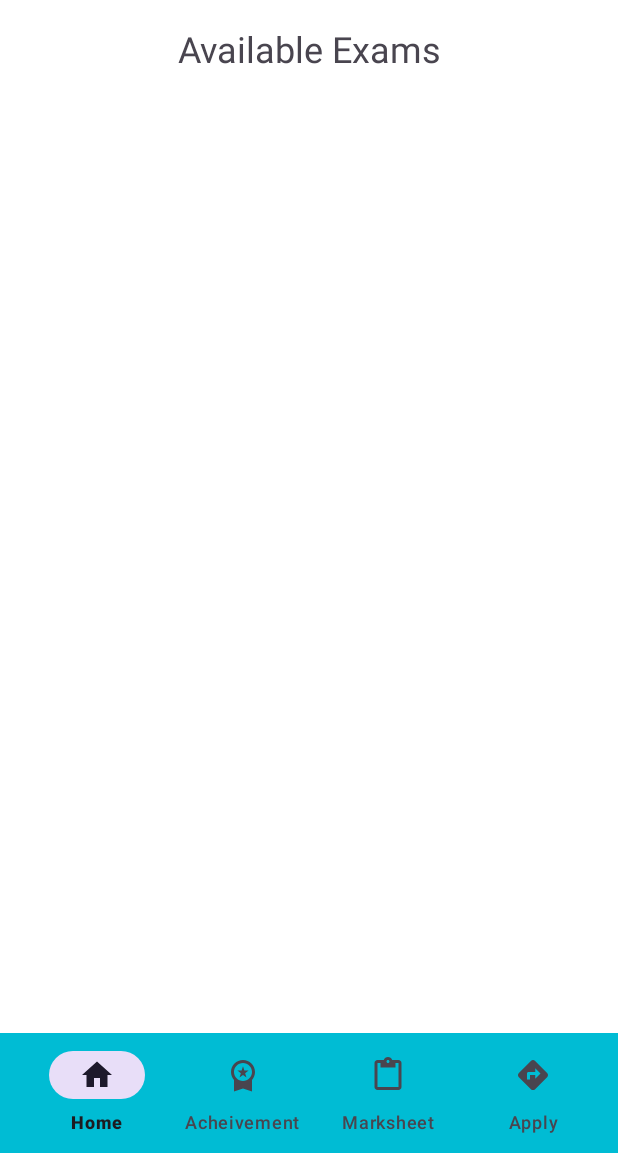
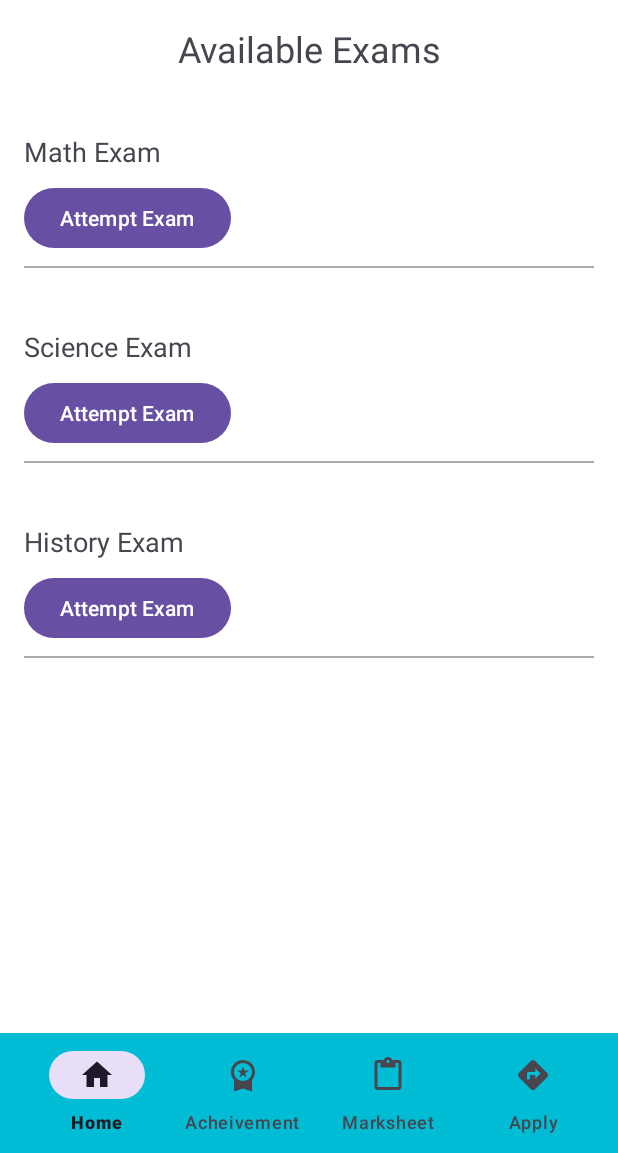
Before and after one commit to Rashmi-2005-Ranjan/Edu_Examine, an Android app: the HomeFragment screen opened directly, with no data from a screen before it, in the side drawer, after a tap on "Available Exams", on a phone screen of 412 x 824 dp, the part 83-1236 px from its top. Run offline under Robolectric (Android 15) with nearby library versions, the phone set to English and light mode, and no system bars; our stand-ins replace Firebase (no records; nobody signed in at launch, a user with empty details on screens opened directly); Roboto replaces fonts that are not available here.

Commit message:
the showexamfragment error is solved and code updated

```diff
--- /dev/null
+++ b/app/src/main/java/com/example/eduexamine/Exam.kt
@@ -0,0 +1,3 @@
+package com.example.eduexamine
+
+data class Exam(val name: String)
--- a/app/src/main/java/com/example/eduexamine/StudentActivityFragments/ExamAdapter.kt
+++ b/app/src/main/java/com/example/eduexamine/StudentActivityFragments/ExamAdapter.kt
@@ -4,15 +4,17 @@ import android.view.ViewGroup
 import android.widget.Button
 import android.widget.TextView
 import androidx.recyclerview.widget.RecyclerView
+import com.example.eduexamine.Exam
 import com.example.eduexamine.R
-import com.example.eduexamine.StudentActivityFragments.Exam
 
-class ExamAdapter(private val exams: List<Exam>, private val onExamClick: (String) -> Unit) :
-    RecyclerView.Adapter<ExamAdapter.ExamViewHolder>() {
+class ExamAdapter(
+    private val exams: List<Exam>,
+    private val onAttemptClick: (String) -> Unit
+) : RecyclerView.Adapter<ExamAdapter.ExamViewHolder>() {
 
-    class ExamViewHolder(itemView: View) : RecyclerView.ViewHolder(itemView) {
-        val examName: TextView = itemView.findViewById(R.id.tvExamName)
-        val attemptButton: Button = itemView.findViewById(R.id.btnAttempt)
+    class ExamViewHolder(view: View) : RecyclerView.ViewHolder(view) {
+        val examName: TextView = view.findViewById(R.id.tvExamName)
+        val attemptButton: Button = view.findViewById(R.id.btnAttempt)
     }
 
     override fun onCreateViewHolder(parent: ViewGroup, viewType: Int): ExamViewHolder {
@@ -21,12 +23,11 @@ class ExamAdapter(private val exams: List<Exam>, private val onExamClick: (Strin
     }
 
     override fun onBindViewHolder(holder: ExamViewHolder, position: Int) {
-        val exam = exams[position]
-        holder.examName.text = exam.subjectName // Use the property from the Exam data class
+        holder.examName.text = exams[position].name
         holder.attemptButton.setOnClickListener {
-            onExamClick(exam.id) // Pass the exam ID when the button is clicked
+            onAttemptClick(exams[position].name)
         }
     }
 
-    override fun getItemCount() = exams.size
+    override fun getItemCount(): Int = exams.size
 }
--- a/app/src/main/java/com/example/eduexamine/StudentActivityFragments/ExamFragment.kt
+++ b/app/src/main/java/com/example/eduexamine/StudentActivityFragments/ExamFragment.kt
@@ -34,7 +34,6 @@ class ExamFragment : Fragment() {
         loadExamDetails(examId)
 
         submitAnswerButton.setOnClickListener {
-            // Handle answer submission
             val selectedOptionId = optionsRadioGroup.checkedRadioButtonId
             if (selectedOptionId != -1) {
                 val selectedAnswer = view.findViewById<RadioButton>(selectedOptionId).text.toString()
@@ -52,7 +51,6 @@ class ExamFragment : Fragment() {
             if (document != null) {
                 val subjectName = document.getString("subject_name") ?: "Unknown Subject"
                 subjectNameTextView.text = "Subject: $subjectName"
-                // Load questions and options here (placeholder for demonstration)
                 questionTextView.text = "Question 1: What is 2+2?"
             }
         }.addOnFailureListener {
--- a/app/src/main/java/com/example/eduexamine/StudentActivityFragments/ShowExamFragment.kt
+++ b/app/src/main/java/com/example/eduexamine/StudentActivityFragments/ShowExamFragment.kt
@@ -1,80 +1,37 @@
-package com.example.eduexamine.StudentActivityFragments
-
-import ExamAdapter
-import ExamFragment
+import android.content.Intent
 import android.os.Bundle
 import android.view.LayoutInflater
 import android.view.View
 import android.view.ViewGroup
-import android.widget.Toast
 import androidx.fragment.app.Fragment
 import androidx.recyclerview.widget.LinearLayoutManager
 import androidx.recyclerview.widget.RecyclerView
+import com.example.eduexamine.Exam
 import com.example.eduexamine.R
-import com.google.firebase.firestore.FirebaseFirestore
 
 class ShowExamFragment : Fragment() {
 
-    private lateinit var recyclerViewExams: RecyclerView
+    private lateinit var recyclerView: RecyclerView
     private lateinit var examAdapter: ExamAdapter
-    private val db = FirebaseFirestore.getInstance()
+    private val exams = listOf(
+        Exam("Math Exam"),
+        Exam("Science Exam"),
+        Exam("History Exam")
+    )
 
     override fun onCreateView(
-        inflater: LayoutInflater, container: ViewGroup?, savedInstanceState: Bundle?
+        inflater: LayoutInflater, container: ViewGroup?,
+        savedInstanceState: Bundle?
     ): View? {
-        return inflater.inflate(R.layout.fragment_show_exam, container, false)
-    }
-
-    override fun onViewCreated(view: View, savedInstanceState: Bundle?) {
-        super.onViewCreated(view, savedInstanceState)
-
-        recyclerViewExams = view.findViewById(R.id.recyclerViewExams)
-        recyclerViewExams.layoutManager = LinearLayoutManager(requireContext())
-
-        loadExams()
-    }
-
-    private fun loadExams() {
-        db.collection("Exams").whereEqualTo("is_available", true).get()
-            .addOnSuccessListener { documents ->
-                val exams = documents.map { document ->
-                    Exam(
-                        id = document.id,
-                        subjectName = document.getString("subject_name") ?: "",
-                        examDate = document.getString("exam_date") ?: "",
-                        examDuration = document.getString("exam_duration") ?: ""
-                    )
-                }
-
-                examAdapter = ExamAdapter(exams) { examId ->
-                    navigateToExamFragment(examId)
-                }
-                recyclerViewExams.adapter = examAdapter
-            }
-            .addOnFailureListener { exception ->
-                Toast.makeText(requireContext(), "Failed to load exams: ${exception.message}", Toast.LENGTH_SHORT).show()
-            }
-    }
-
-    private fun navigateToExamFragment(examId: String) {
-        val examFragment = ExamFragment().apply {
-            arguments = Bundle().apply {
-                putString("EXAM_ID", examId)
-            }
+        val view = inflater.inflate(R.layout.fragment_show_exam, container, false)
+        recyclerView = view.findViewById(R.id.recyclerViewExams)
+        recyclerView.layoutManager = LinearLayoutManager(context)
+        examAdapter = ExamAdapter(exams) { examName ->
+            val intent = Intent(context, ExamFragment::class.java)
+            intent.putExtra("EXAM_NAME", examName)
+            startActivity(intent)
         }
-
-        requireActivity().supportFragmentManager.beginTransaction()
-            .replace(R.id.fragment_container, examFragment)
-            .addToBackStack(null)
-            .commit()
+        recyclerView.adapter = examAdapter
+        return view
     }
 }
-
-
-
-data class Exam(
-    val id: String,
-    val subjectName: String,
-    val examDate: String,
-    val examDuration: String
-)
--- a/app/src/main/java/com/example/eduexamine/StudentHome.kt
+++ b/app/src/main/java/com/example/eduexamine/StudentHome.kt
@@ -2,6 +2,7 @@ package com.example.eduexamine
 
 import ExamFragment
 import ResultFragment
+import ShowExamFragment
 import android.content.Intent
 import android.os.Bundle
 import android.view.MenuItem
@@ -19,7 +20,6 @@ import com.example.eduexamine.StudentActivityFragments.HomeFragment
 import com.example.eduexamine.StudentActivityFragments.MarksheetFragment
 import com.example.eduexamine.StudentActivityFragments.NewApplyFragment
 import com.example.eduexamine.StudentActivityFragments.ProfileFragment
-import com.example.eduexamine.StudentActivityFragments.ShowExamFragment
 import com.example.eduexamine.StudentActivityFragments.TrackingFragment
 import com.google.android.material.bottomnavigation.BottomNavigationView
 import com.google.android.material.navigation.NavigationView
--- a/app/src/main/res/layout/exam_item.xml
+++ b/app/src/main/res/layout/exam_item.xml
@@ -1,25 +1,27 @@
 <?xml version="1.0" encoding="utf-8"?>
-<androidx.constraintlayout.widget.ConstraintLayout xmlns:android="http://schemas.android.com/apk/res/android"
-    xmlns:app="http://schemas.android.com/apk/res-auto"
+<LinearLayout xmlns:android="http://schemas.android.com/apk/res/android"
     android:layout_width="match_parent"
-    android:layout_height="wrap_content">
+    android:layout_height="wrap_content"
+    android:orientation="vertical"
+    android:padding="16dp">
 
     <TextView
         android:id="@+id/tvExamName"
-        android:layout_width="0dp"
+        android:layout_width="wrap_content"
         android:layout_height="wrap_content"
-        android:layout_margin="8dp"
-        android:textSize="18sp"
-        app:layout_constraintStart_toStartOf="parent"
-        app:layout_constraintEnd_toEndOf="parent"
-        app:layout_constraintTop_toTopOf="parent" />
+        android:textSize="18sp" />
 
     <Button
         android:id="@+id/btnAttempt"
         android:layout_width="wrap_content"
         android:layout_height="wrap_content"
-        android:text="Attempt"
-        app:layout_constraintEnd_toEndOf="parent"
-        app:layout_constraintTop_toBottomOf="@id/tvExamName"
-        android:layout_marginTop="8dp" />
-</androidx.constraintlayout.widget.ConstraintLayout>
+        android:text="Attempt Exam"
+        android:layout_marginTop="8dp"/>
+
+    <View
+        android:layout_width="match_parent"
+        android:layout_height="1dp"
+        android:background="@android:color/darker_gray"
+        android:layout_marginTop="8dp"
+        android:layout_marginBottom="8dp" />
+</LinearLayout>
--- a/app/src/main/res/layout/fragment_show_exam.xml
+++ b/app/src/main/res/layout/fragment_show_exam.xml
@@ -7,7 +7,6 @@
     android:layout_width="match_parent"
     android:layout_height="match_parent">
 
-    <!-- Title TextView for "Available Exams" -->
     <TextView
         android:id="@+id/tvTitle"
         android:layout_width="wrap_content"
@@ -20,18 +19,14 @@
         app:layout_constraintEnd_toEndOf="parent"
         android:layout_marginTop="16dp"/>
 
-    <!-- RecyclerView for displaying list of exams -->
     <androidx.recyclerview.widget.RecyclerView
         android:id="@+id/recyclerViewExams"
-        android:layout_width="333dp"
-        android:layout_height="488dp"
+        android:layout_width="0dp"
+        android:layout_height="0dp"
         android:layout_marginTop="8dp"
-        android:divider="@android:color/darker_gray"
-        android:dividerHeight="1dp"
         app:layout_constraintBottom_toBottomOf="parent"
         app:layout_constraintEnd_toEndOf="parent"
         app:layout_constraintStart_toStartOf="parent"
         app:layout_constraintTop_toBottomOf="@id/tvTitle"
         app:layout_constraintVertical_bias="0.595" />
-
 </androidx.constraintlayout.widget.ConstraintLayout>
```
